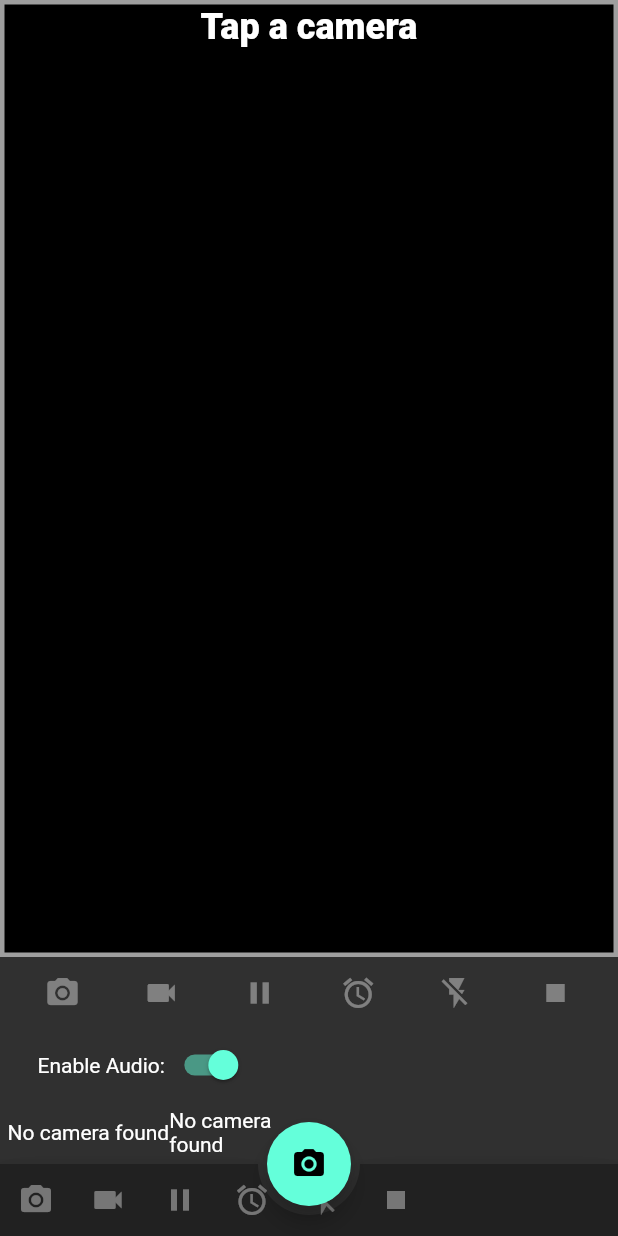
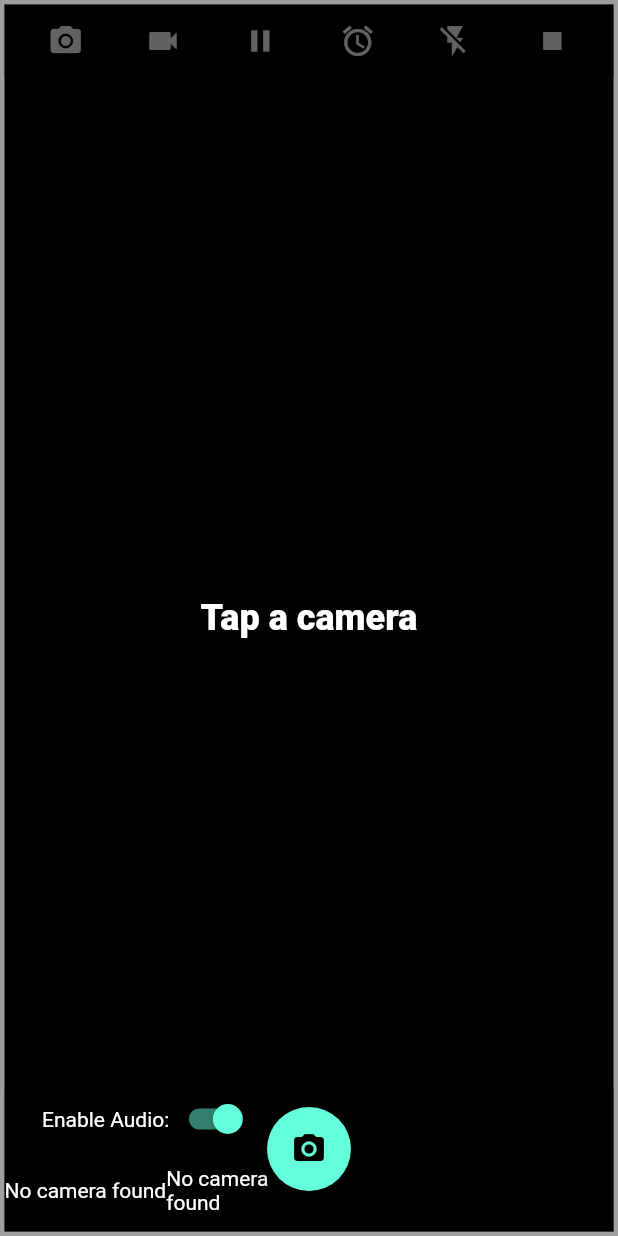
Before and after one commit to jacoco-c/camera_app, a Flutter app: the screen it shows after launch, on a phone screen of 412 x 824 dp. Run offline on Flutter 3.47's test engine with Material 2 defaults, Android fonts, the phone set to English and light mode, and no system bars; our stand-ins replace video_player; missing offline and left inert: flutter_better_camera.

Commit message:
layout modification 0.2

```diff
--- a/lib/main.dart
+++ b/lib/main.dart
@@ -87,7 +87,8 @@ class _CameraExampleHomeState extends State<CameraExampleHome>
         key: _scaffoldKey,
         drawer: DrawerMenu(),
         body: SafeArea(
-          child: Column(
+
+            child: Stack(
               children: <Widget>[
               Expanded(
                 child: Container(
@@ -118,12 +119,30 @@ class _CameraExampleHomeState extends State<CameraExampleHome>
                     ),
                   ),
               ),
-            _captureControlRowWidget(),
-            _toggleAudioWidget(),
-            Padding(
-              padding: const EdgeInsets.all(5.0),
+
+              Container(
+                color: Colors.black.withOpacity(0.5),
+                margin: EdgeInsets.all(3.0),
+                child: _captureControlRowWidget()
+              ),
+              Align(
+                  alignment: Alignment.bottomCenter,
+                  child: Container(
+                    height: 40.0,
+                    color: Colors.black.withOpacity(0.5),
+                    margin: EdgeInsets.fromLTRB(3.0, 0, 3.0, 58.0),
+                    child: _toggleAudioWidget(),
+                  )
+              ),
+
+              Align(
+                alignment: Alignment.bottomCenter,
+                child: Container(
+                  height: 55.0,
+                  color: Colors.black.withOpacity(0.5),
+                  margin: EdgeInsets.all(3.0),
                   child: Row(
-                mainAxisAlignment: MainAxisAlignment.center,
+                        mainAxisAlignment: MainAxisAlignment.spaceBetween,
                         children: <Widget>[
                           _cameraTogglesRowWidget(),
                           CamMenu(),
@@ -131,16 +150,26 @@ class _CameraExampleHomeState extends State<CameraExampleHome>
                           ],
                         ),
                 ),
+              ),
+
             ],
-          )
+            ),
+
         ),
         floatingActionButtonLocation: FloatingActionButtonLocation.centerDocked,
-        floatingActionButton: FloatingActionButton(
+        floatingActionButton: Container(
+          margin: EdgeInsets.only(bottom: 30.0),
+          child: FloatingActionButton(
             backgroundColor: Theme.of(context).accentColor,
-          onPressed: () {},
+            onPressed: controller != null &&
+              controller.value.isInitialized &&
+              !controller.value.isRecordingVideo
+                ? onTakePictureButtonPressed
+                : null,
             child: Icon(Icons.camera_alt),
           ),
-        bottomNavigationBar: BottomAppBar(
+        ),
+        /*bottomNavigationBar: BottomAppBar(
             color: Theme.of(context).primaryColor,
             notchMargin: 6.0,
             shape: AutomaticNotchedShape(
@@ -151,18 +180,24 @@ class _CameraExampleHomeState extends State<CameraExampleHome>
             ),
             child: Row(children: <Widget>[
               _captureControlRowWidget(),
-            ])));
+            ]
+            )
+        )
+        */
+    );
   }
 
   /// Display the preview from the camera (or a message if the preview is not available).
   Widget _cameraPreviewWidget() {
     if (controller == null || !controller.value.isInitialized) {
-      return const Text(
+      return Center(
+        child: const Text(
           'Tap a camera',
           style: TextStyle(
             color: Colors.white,
             fontSize: 24.0,
             fontWeight: FontWeight.w900,
+          ),
         ),
       );
     } else {
@@ -198,7 +233,7 @@ class _CameraExampleHomeState extends State<CameraExampleHome>
   Widget _thumbnailWidget() {
     return Expanded(
       child: Align(
-        alignment: Alignment.centerRight,
+        alignment: Alignment.bottomRight,
         child: Row(
           mainAxisSize: MainAxisSize.min,
           children: <Widget>[
```
Lines whose indentation alone changed are shown as unchanged.
